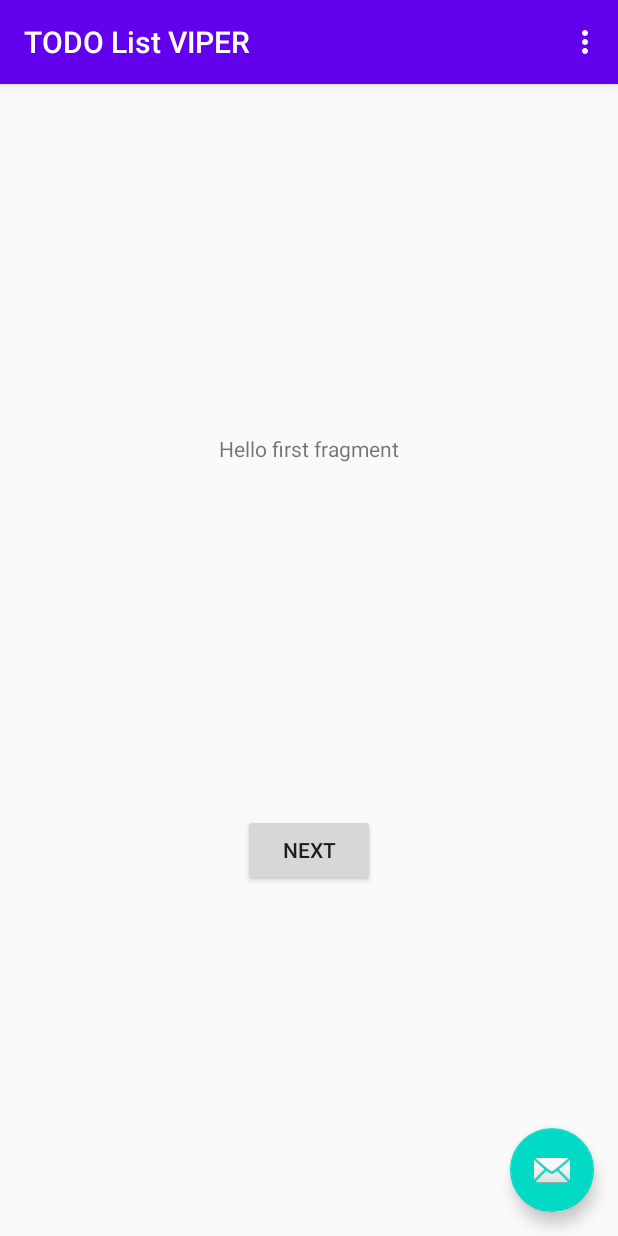
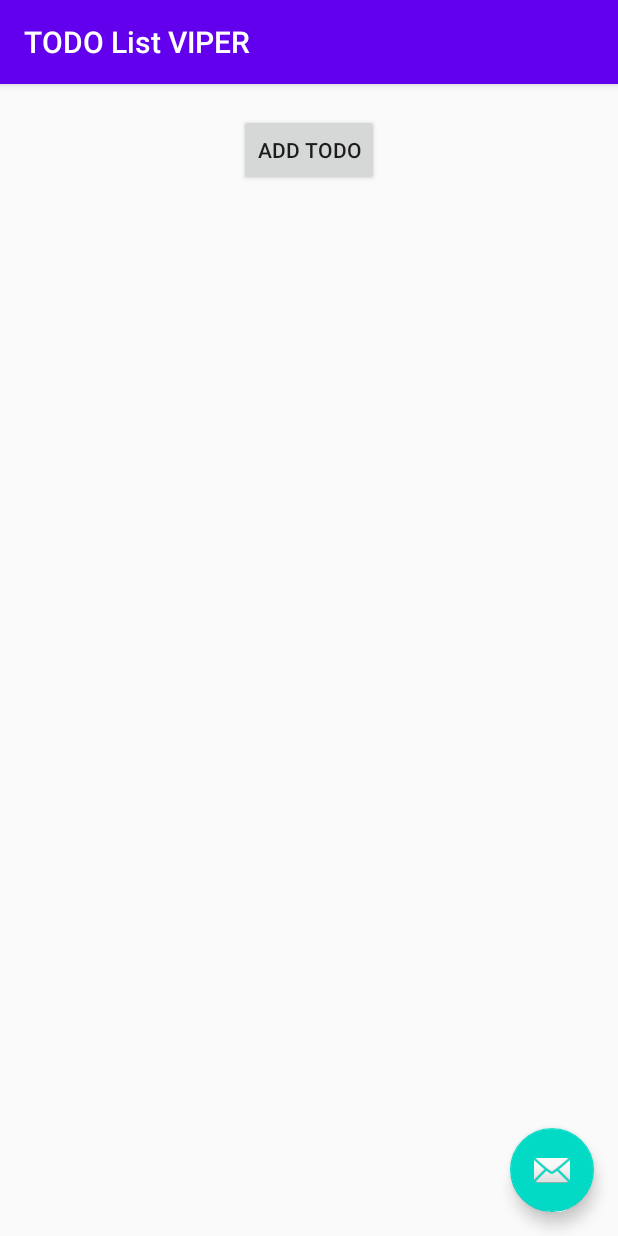
Before and after one commit to Allan-Nava/Android-TODO-LIST-VIPER, an Android app: the screen it shows after launch (MainActivity), on a phone screen of 412 x 824 dp. Run offline under Robolectric (Android 15) with nearby library versions, the phone set to English and light mode, and no system bars.

Commit message:
Added BaseTodo and UXClasses

```diff
--- a/app/src/main/AndroidManifest.xml
+++ b/app/src/main/AndroidManifest.xml
@@ -24,7 +24,7 @@
         android:theme="@style/AppTheme">
 
         <activity
-            android:name=".MainActivity"
+            android:name=".MainModule.MainActivity"
             android:label="@string/app_name"
             android:theme="@style/AppTheme.NoActionBar">
             <intent-filter>
--- a/app/src/main/java/com/allannava/todolistviper/BaseActivity/MyApplication.kt
+++ b/app/src/main/java/com/allannava/todolistviper/BaseActivity/MyApplication.kt
@@ -6,7 +6,7 @@ import androidx.multidex.MultiDex
 
 /**
  * Created by Allan Nava on 18/01/2022.
- * Updated by Allan Nava on 18/01/2022.
+ * Updated by Allan Nava on 19/01/2022.
  */
 
 class MyApplication : Application() {
@@ -20,6 +20,7 @@ class MyApplication : Application() {
         super.onCreate()
         //
         appContext = applicationContext
+        //
     }
     companion object {
         var appContext: Context? = null
--- a/app/src/main/java/com/allannava/todolistviper/FirstFragment.kt
+++ /dev/null
@@ -1,31 +0,0 @@
-package com.allannava.todolistviper
-
-import android.os.Bundle
-import androidx.fragment.app.Fragment
-import android.view.LayoutInflater
-import android.view.View
-import android.view.ViewGroup
-import android.widget.Button
-import androidx.navigation.fragment.findNavController
-
-/**
- * A simple [Fragment] subclass as the default destination in the navigation.
- */
-class FirstFragment : Fragment() {
-
-    override fun onCreateView(
-            inflater: LayoutInflater, container: ViewGroup?,
-            savedInstanceState: Bundle?
-    ): View? {
-        // Inflate the layout for this fragment
-        return inflater.inflate(R.layout.fragment_first, container, false)
-    }
-
-    override fun onViewCreated(view: View, savedInstanceState: Bundle?) {
-        super.onViewCreated(view, savedInstanceState)
-
-        view.findViewById<Button>(R.id.button_first).setOnClickListener {
-            findNavController().navigate(R.id.action_FirstFragment_to_SecondFragment)
-        }
-    }
-}
--- /dev/null
+++ b/app/src/main/java/com/allannava/todolistviper/Home/View/HomeFragment.kt
@@ -0,0 +1,31 @@
+package com.allannava.todolistviper.Home.View
+
+import android.os.Bundle
+import android.view.LayoutInflater
+import android.view.View
+import android.view.ViewGroup
+import android.widget.Button
+import androidx.navigation.fragment.findNavController
+import com.allannava.todolistviper.BaseTodo.BaseTodoFragment
+import com.allannava.todolistviper.R
+
+/**
+ * Created by Allan Nava on 19/01/2022.
+ * Updated by Allan Nava on 19/01/2022.
+ */
+class HomeFragment : BaseTodoFragment() {
+
+    // region lifeCycle
+    override fun onCreateView(
+        inflater: LayoutInflater, container: ViewGroup?,
+        savedInstanceState: Bundle?
+    ): View? {
+        // Inflate the layout for this fragment
+        return inflater.inflate(R.layout.fragment_home, container, false)
+    }
+
+    override fun onViewCreated(view: View, savedInstanceState: Bundle?) {
+        super.onViewCreated(view, savedInstanceState)
+    }
+    // end region
+}
--- a/app/src/main/java/com/allannava/todolistviper/MainActivity.kt
+++ /dev/null
@@ -1,38 +0,0 @@
-package com.allannava.todolistviper
-
-import android.os.Bundle
-import com.google.android.material.floatingactionbutton.FloatingActionButton
-import com.google.android.material.snackbar.Snackbar
-import androidx.appcompat.app.AppCompatActivity
-import android.view.Menu
-import android.view.MenuItem
-
-class MainActivity : AppCompatActivity() {
-
-    override fun onCreate(savedInstanceState: Bundle?) {
-        super.onCreate(savedInstanceState)
-        setContentView(R.layout.activity_main)
-        setSupportActionBar(findViewById(R.id.toolbar))
-
-        findViewById<FloatingActionButton>(R.id.fab).setOnClickListener { view ->
-            Snackbar.make(view, "Replace with your own action", Snackbar.LENGTH_LONG)
-                    .setAction("Action", null).show()
-        }
-    }
-
-    override fun onCreateOptionsMenu(menu: Menu): Boolean {
-        // Inflate the menu; this adds items to the action bar if it is present.
-        menuInflater.inflate(R.menu.menu_main, menu)
-        return true
-    }
-
-    override fun onOptionsItemSelected(item: MenuItem): Boolean {
-        // Handle action bar item clicks here. The action bar will
-        // automatically handle clicks on the Home/Up button, so long
-        // as you specify a parent activity in AndroidManifest.xml.
-        return when (item.itemId) {
-            R.id.action_settings -> true
-            else -> super.onOptionsItemSelected(item)
-        }
-    }
-}
--- a/app/src/main/java/com/allannava/todolistviper/MainModule/Interactors/MainInteractor.kt
+++ b/app/src/main/java/com/allannava/todolistviper/MainModule/Interactors/MainInteractor.kt
@@ -1,6 +1,7 @@
 package com.allannava.todolistviper.MainModule.Interactors
 
 import android.content.Context
+import android.util.Log
 import com.allannava.todolistviper.MainModule.MainContracts
 
 /**
@@ -8,13 +9,13 @@ import com.allannava.todolistviper.MainModule.MainContracts
  * Updated by Allan Nava on 19/01/2022.
  */
 class MainInteractor(override var context: Context?) : MainContracts.Interactor {
-
+    private val TAG = "MainInteractor"
     override fun unregister() {
         //output = null
     }
-
+    //
     override fun findAllTodo() {
-
+        Log.d(TAG, "findAll TODO")
     }
-
+    //
 }
--- a/app/src/main/java/com/allannava/todolistviper/MainModule/MainActivity.kt
+++ b/app/src/main/java/com/allannava/todolistviper/MainModule/MainActivity.kt
@@ -1,12 +1,15 @@
 package com.allannava.todolistviper.MainModule
 
 import android.os.Bundle
+import android.util.Log
 import com.allannava.todolistviper.BaseTodo.BaseTodoActivity
 import com.allannava.todolistviper.R
+import com.google.android.material.floatingactionbutton.FloatingActionButton
+import com.google.android.material.snackbar.Snackbar
 
 /**
  * Created by Allan Nava on 18/01/2022.
- * Updated by Allan Nava on 18/01/2022.
+ * Updated by Allan Nava on 19/01/2022.
  */
 class MainActivity : BaseTodoActivity(), MainContracts.View {
     //
@@ -17,9 +20,18 @@ class MainActivity : BaseTodoActivity(), MainContracts.View {
     //region Lifecycle
     override fun onCreate(savedInstanceState: Bundle?) {
         super.onCreate(savedInstanceState)
+        Log.i(TAG, "onCreate ")
         setContentView(R.layout.activity_main)
         presenter?.onCreate(intent.extras)
         //
+        setSupportActionBar(findViewById(R.id.toolbar))
+        //
+        findViewById<FloatingActionButton>(R.id.fab).setOnClickListener { view ->
+            Snackbar.make(view, "Replace with your own action", Snackbar.LENGTH_LONG)
+                .setAction("Action", null).show()
+        }
+        //
+        presenter?.handleTodoStates()
         //
     }
 
--- a/app/src/main/java/com/allannava/todolistviper/MainModule/MainPresenter.kt
+++ b/app/src/main/java/com/allannava/todolistviper/MainModule/MainPresenter.kt
@@ -2,6 +2,7 @@ package com.allannava.todolistviper.MainModule
 
 import android.app.Activity
 import android.os.Bundle
+import android.util.Log
 import com.allannava.todolistviper.MainModule.Interactors.MainInteractor
 
 /**
@@ -12,7 +13,6 @@ class MainPresenter(var view: MainContracts.View?) : MainContracts.Presenter {
     var interactor: MainContracts.Interactor? = MainInteractor(view?.getActivityContext())
     var router: MainContracts.Router? = null
     private val TAG = "MainPresenter"
-
     //
     override fun onCreate(bundle: Bundle?) {
         super.onCreate(bundle)
@@ -38,7 +38,8 @@ class MainPresenter(var view: MainContracts.View?) : MainContracts.Presenter {
     // region Presenter
 
     override fun handleTodoStates() {
-
+        Log.d(TAG, "handleTodoStates")
+        interactor?.findAllTodo()
     }
     // end region
 
--- a/app/src/main/res/layout/activity_main.xml
+++ b/app/src/main/res/layout/activity_main.xml
@@ -1,10 +1,11 @@
 <?xml version="1.0" encoding="utf-8"?>
-<androidx.coordinatorlayout.widget.CoordinatorLayout xmlns:android="http://schemas.android.com/apk/res/android"
+<androidx.coordinatorlayout.widget.CoordinatorLayout
+    xmlns:android="http://schemas.android.com/apk/res/android"
     xmlns:app="http://schemas.android.com/apk/res-auto"
     xmlns:tools="http://schemas.android.com/tools"
     android:layout_width="match_parent"
     android:layout_height="match_parent"
-    tools:context=".MainActivity">
+    tools:context=".MainModule.MainActivity">
 
     <com.google.android.material.appbar.AppBarLayout
         android:layout_width="match_parent"
--- a/app/src/main/res/layout/fragment_first.xml
+++ /dev/null
@@ -1,28 +0,0 @@
-<?xml version="1.0" encoding="utf-8"?>
-<androidx.constraintlayout.widget.ConstraintLayout xmlns:android="http://schemas.android.com/apk/res/android"
-    xmlns:app="http://schemas.android.com/apk/res-auto"
-    xmlns:tools="http://schemas.android.com/tools"
-    android:layout_width="match_parent"
-    android:layout_height="match_parent"
-    tools:context=".FirstFragment">
-
-    <Button
-        android:id="@+id/button_first"
-        android:layout_width="wrap_content"
-        android:layout_height="wrap_content"
-        android:text="@string/next"
-        app:layout_constraintBottom_toBottomOf="parent"
-        app:layout_constraintEnd_toEndOf="parent"
-        app:layout_constraintStart_toStartOf="parent"
-        app:layout_constraintTop_toBottomOf="@id/textview_first" />
-
-    <TextView
-        android:id="@+id/textview_first"
-        android:layout_width="wrap_content"
-        android:layout_height="wrap_content"
-        android:text="@string/hello_first_fragment"
-        app:layout_constraintBottom_toTopOf="@id/button_first"
-        app:layout_constraintEnd_toEndOf="parent"
-        app:layout_constraintStart_toStartOf="parent"
-        app:layout_constraintTop_toTopOf="parent" />
-</androidx.constraintlayout.widget.ConstraintLayout>
--- a/app/src/main/res/layout/fragment_second.xml
+++ b/app/src/main/res/layout/fragment_home.xml
@@ -4,24 +4,26 @@
     xmlns:tools="http://schemas.android.com/tools"
     android:layout_width="match_parent"
     android:layout_height="match_parent"
-    tools:context=".SecondFragment">
+    tools:context=".Home.View.HomeFragment">
 
     <Button
-        android:id="@+id/button_second"
+        android:id="@+id/button_add"
         android:layout_width="wrap_content"
         android:layout_height="wrap_content"
-        android:text="@string/previous"
+        android:layout_marginTop="20dp"
+        android:text="@string/add_todo"
+        app:layout_constraintEnd_toEndOf="parent"
+        app:layout_constraintStart_toStartOf="parent"
+        app:layout_constraintTop_toTopOf="parent"
+        />
+
+    <androidx.recyclerview.widget.RecyclerView
+        android:layout_width="match_parent"
+        android:layout_height="wrap_content"
+        android:layout_marginTop="30dp"
         app:layout_constraintBottom_toBottomOf="parent"
         app:layout_constraintEnd_toEndOf="parent"
         app:layout_constraintStart_toStartOf="parent"
-        app:layout_constraintTop_toBottomOf="@id/textview_second" />
+        app:layout_constraintTop_toBottomOf="@id/button_add" />
 
-    <TextView
-        android:id="@+id/textview_second"
-        android:layout_width="wrap_content"
-        android:layout_height="wrap_content"
-        app:layout_constraintBottom_toTopOf="@id/button_second"
-        app:layout_constraintEnd_toEndOf="parent"
-        app:layout_constraintStart_toStartOf="parent"
-        app:layout_constraintTop_toTopOf="parent" />
 </androidx.constraintlayout.widget.ConstraintLayout>
--- a/app/src/main/res/navigation/nav_graph.xml
+++ b/app/src/main/res/navigation/nav_graph.xml
@@ -3,9 +3,14 @@
     xmlns:app="http://schemas.android.com/apk/res-auto"
     xmlns:tools="http://schemas.android.com/tools"
     android:id="@+id/nav_graph"
-    app:startDestination="@id/FirstFragment">
+    app:startDestination="@id/homeFragment">
 
     <fragment
+        android:id="@+id/homeFragment"
+        android:name="com.allannava.todolistviper.Home.View.HomeFragment"
+        android:label="HomeFragment" />
+
+    <!--<fragment
         android:id="@+id/FirstFragment"
         android:name="com.allannava.todolistviper.FirstFragment"
         android:label="@string/first_fragment_label"
@@ -24,5 +29,6 @@
         <action
             android:id="@+id/action_SecondFragment_to_FirstFragment"
             app:destination="@id/FirstFragment" />
-    </fragment>
+    </fragment>-->
+
 </navigation>
--- a/app/src/main/res/values/strings.xml
+++ b/app/src/main/res/values/strings.xml
@@ -10,4 +10,5 @@
     <string name="hello_first_fragment">Hello first fragment</string>
     <string name="hello_second_fragment">Hello second fragment. Arg: %1$s</string>
     <string name="close">Close</string>
+    <string name="add_todo">Add Todo</string>
 </resources>
```
Also changed, not shown: app/src/main/java/com/allannava/todolistviper/BaseActivity/BaseActivity.kt (+5 -4 lines), app/src/main/java/com/allannava/todolistviper/Home/HomeContracts.kt (added, +9 -0 lines), app/src/main/java/com/allannava/todolistviper/SecondFragment.kt (deleted, +0 -31 lines), app/src/main/java/com/allannava/todolistviper/UXClasses/Layout/Todo/TodoAdapter.kt (added, +8 -0 lines), app/src/main/java/com/allannava/todolistviper/UXClasses/Layout/Todo/TodoCell.kt (added, +34 -0 lines), app/src/main/res/layout/todo_cell.xml (added, +14 -0 lines).
